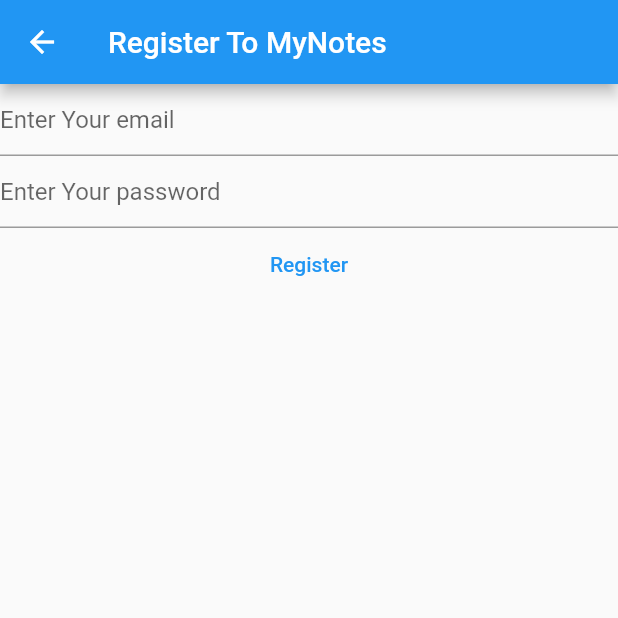
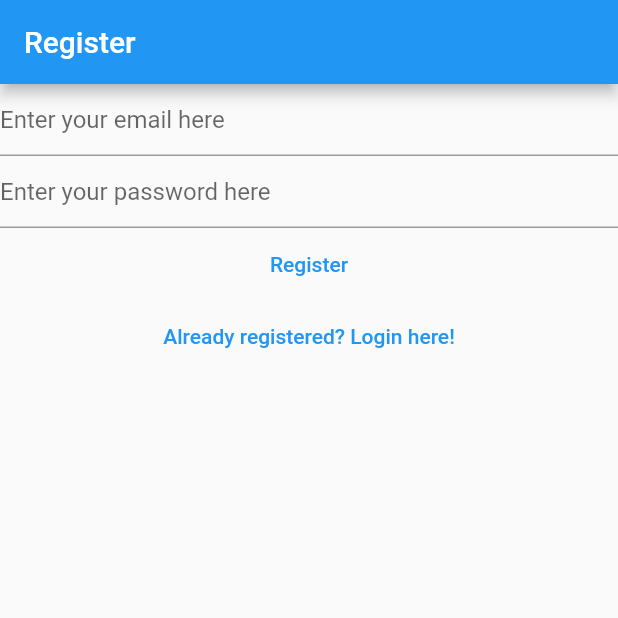
Before and after one commit to alinahmettekin/mynotes, a Flutter app: the RegisterView screen opened directly, on a phone screen of 412 x 824 dp, the top half of it. Run offline on Flutter 3.47's test engine with Material 2 defaults, Android fonts, the phone set to English and light mode, and no system bars; our stand-ins replace firebase_auth, firebase_core; accounts and stored records are empty.

Commit message:
completed login and register view

```diff
--- a/lib/views/register_view.dart
+++ b/lib/views/register_view.dart
@@ -1,14 +1,13 @@
 import 'package:firebase_auth/firebase_auth.dart';
 import 'package:firebase_core/firebase_core.dart';
 import 'package:flutter/material.dart';
-
-import '../firebase_options.dart';
+import 'package:mynotes/firebase_options.dart';
 
 class RegisterView extends StatefulWidget {
-  const RegisterView({super.key});
+  const RegisterView({Key? key}) : super(key: key);
 
   @override
-  State<RegisterView> createState() => _RegisterViewState();
+  _RegisterViewState createState() => _RegisterViewState();
 }
 
 class _RegisterViewState extends State<RegisterView> {
@@ -17,7 +16,6 @@ class _RegisterViewState extends State<RegisterView> {
 
   @override
   void initState() {
-    //initState ifadesi widget build edildiği anda bir kereye mahsus olarak oluşturulur
     _email = TextEditingController();
     _password = TextEditingController();
     super.initState();
@@ -25,7 +23,6 @@ class _RegisterViewState extends State<RegisterView> {
 
   @override
   void dispose() {
-    //dispose ise oluşturulan değişkenleri yok etmek için kullanılır
     _email.dispose();
     _password.dispose();
     super.dispose();
@@ -35,62 +32,61 @@ class _RegisterViewState extends State<RegisterView> {
   Widget build(BuildContext context) {
     return Scaffold(
       appBar: AppBar(
-        title: Text("Register To MyNotes"),
+        title: const Text('Register'),
       ),
-      body: FutureBuilder(
-        //bu alan register işlemi tamamlanmadan veri iletişimini durdurmak için kullanılır
-        future: Firebase.initializeApp(
-          options: DefaultFirebaseOptions.currentPlatform,
-        ),
-        builder: (context, snapshot) {
-          switch (snapshot.connectionState) {
-            case ConnectionState.done:
-              return Column(
+      body: Column(
         children: [
           TextField(
             controller: _email,
             enableSuggestions: false,
+            autocorrect: false,
             keyboardType: TextInputType.emailAddress,
-                    decoration: InputDecoration(hintText: "Enter Your email"),
+            decoration: const InputDecoration(
+              hintText: 'Enter your email here',
+            ),
           ),
           TextField(
             controller: _password,
             obscureText: true,
             enableSuggestions: false,
             autocorrect: false,
-                    decoration:
-                        InputDecoration(hintText: "Enter Your password"),
+            decoration: const InputDecoration(
+              hintText: 'Enter your password here',
+            ),
           ),
           TextButton(
             onPressed: () async {
-                      try {
               final email = _email.text;
               final password = _password.text;
-
-                        final userCredential = FirebaseAuth.instance
-                            .createUserWithEmailAndPassword(
+              try {
+                final userCredential =
+                    await FirebaseAuth.instance.createUserWithEmailAndPassword(
                   email: email,
                   password: password,
                 );
                 print(userCredential);
               } on FirebaseAuthException catch (e) {
                 if (e.code == 'weak-password') {
-                          print("weak password");
+                  print('Weak password');
                 } else if (e.code == 'email-already-in-use') {
-                          print("Email Already in use");
+                  print('Email is already in use');
                 } else if (e.code == 'invalid-email') {
-                          print("Invalid email");
+                  print('invalid email entered');
                 }
               }
             },
-                    child: const Text("Register"),
+            child: const Text('Register'),
           ),
+          TextButton(
+            onPressed: () {
+              Navigator.of(context).pushNamedAndRemoveUntil(
+                '/login/',
+                (route) => false,
+              );
+            },
+            child: const Text('Already registered? Login here!'),
+          )
         ],
-              );
-            default:
-              return const Text("Loading");
-          }
-        },
       ),
     );
   }
```
Also changed, not shown: lib/main.dart (+18 -16 lines), lib/views/login_view.dart (+24 -31 lines), lib/views/verify_email_view.dart (added, +32 -0 lines). Lines whose indentation alone changed are shown as unchanged.
